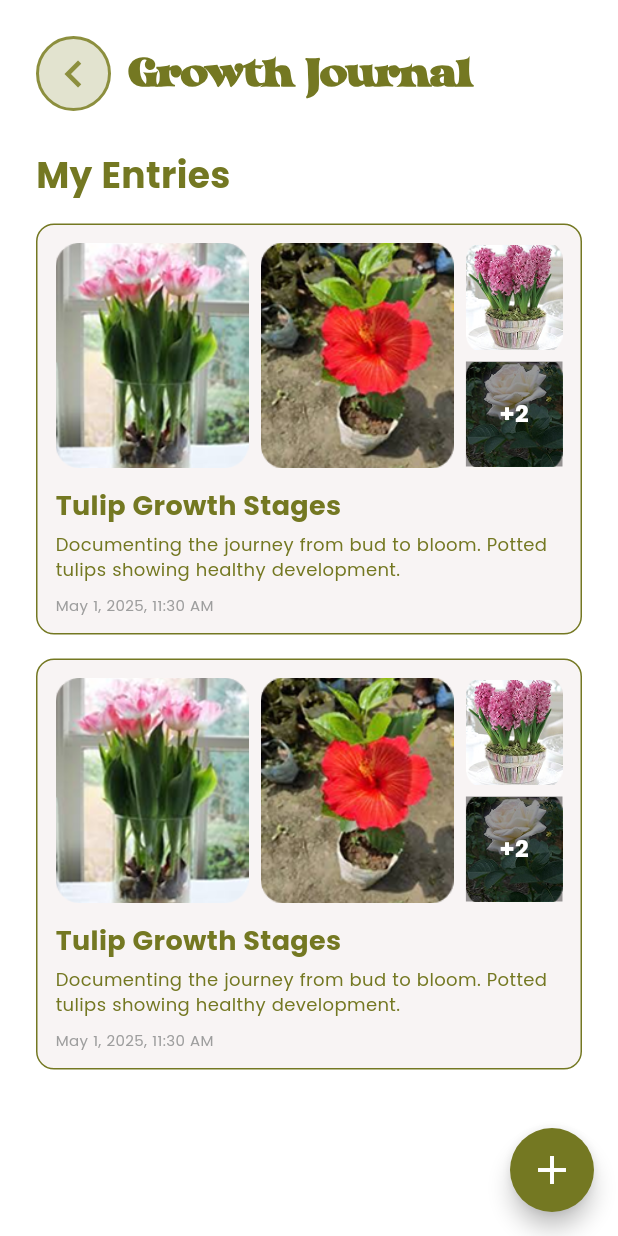
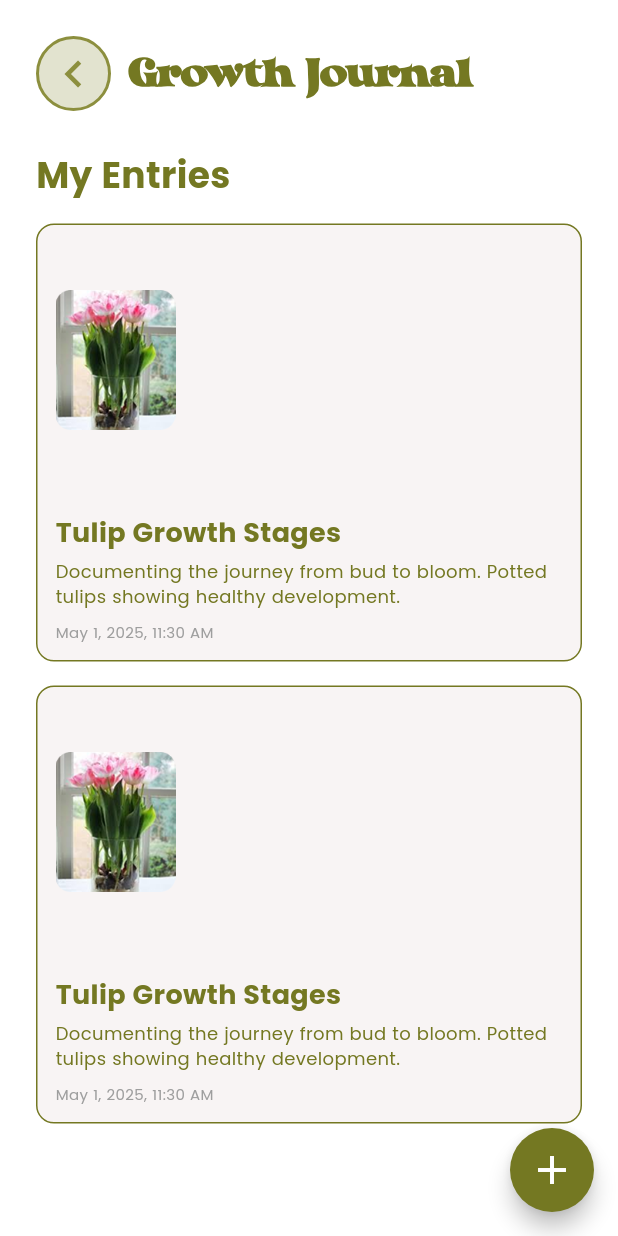
Before and after one commit to breamier/sproutly, a Flutter app: the GrowthJournalEntriesScreen screen opened directly, on a phone screen of 412 x 824 dp. Run offline on Flutter 3.47's test engine with Material 3 defaults, Android fonts, the phone set to English and light mode, and no system bars; our stand-ins replace cloud_firestore, firebase_auth, firebase_core, flutter_local_notifications, flutter_timezone, permission_handler and 1 more; accounts and stored records are empty.

Commit message:
[Leanne][Fix] UI adjustments 4

```diff
--- a/lib/screens/growth_journal/growthjournal_entries_screen.dart
+++ b/lib/screens/growth_journal/growthjournal_entries_screen.dart
@@ -108,7 +108,7 @@ class GrowthJournalEntriesScreen extends StatelessWidget {
 
   Widget _buildJournalEntry() {
     return Container(
-      padding: const EdgeInsets.all(12),
+      padding: const EdgeInsets.fromLTRB(12, 0, 12, 12),
       decoration: BoxDecoration(
         color: Color(0xFFF8F4F4),
         border: Border.all(color: oliveGreen),
@@ -118,33 +118,9 @@ class GrowthJournalEntriesScreen extends StatelessWidget {
         crossAxisAlignment: CrossAxisAlignment.start,
         children: [
           // IMAGE LAYOUT
-          Row(
-            children: [
-              // Left large image
-              Expanded(
-                flex: 2,
-                child: _buildAssetImage('assets/tulips.png', height: 150),
-              ),
-              const SizedBox(width: 8),
-              // Middle large image
-              Expanded(
-                flex: 2,
-                child: _buildAssetImage('assets/hibiscus.png', height: 150),
-              ),
-              const SizedBox(width: 8),
-              // Right stacked images
-              Expanded(
-                flex: 1,
-                child: Column(
-                  children: [
-                    _buildAssetImage('assets/hyacinth.png', height: 70),
-                    const SizedBox(height: 8),
-                    _buildStackedImage('assets/rose.png', height: 70),
-                  ],
-                ),
-              ),
-            ],
-          ),
+          // Single image per entry
+          _buildAssetImage('assets/tulips.png', height: 180),
+
           const SizedBox(height: 12),
           Text('Tulip Growth Stages', style: headingFont),
           const SizedBox(height: 4),
@@ -167,47 +143,49 @@ class GrowthJournalEntriesScreen extends StatelessWidget {
   }
 
   Widget _buildAssetImage(String path, {double height = 100}) {
-    return Container(
-      height: height,
-      width: double.infinity,
-      decoration: BoxDecoration(
-        // borderRadius: BorderRadius.circular(8),
-        image: DecorationImage(image: AssetImage(path), fit: BoxFit.cover),
+    return Align(
+      alignment: Alignment.centerLeft,
+      child: Container(
+        height: height,
+        width: 80,
+        decoration: BoxDecoration(
+          image: DecorationImage(image: AssetImage(path), fit: BoxFit.contain),
+        ),
       ),
     );
   }
 
-  Widget _buildStackedImage(String path, {double height = 100}) {
-    return Stack(
-      children: [
-        Container(
-          height: height,
-          width: double.infinity,
-          decoration: BoxDecoration(
-            // borderRadius: BorderRadius.circular(8),
-            image: DecorationImage(image: AssetImage(path), fit: BoxFit.cover),
-          ),
-        ),
-        Container(
-          height: height,
-          width: double.infinity,
-          decoration: BoxDecoration(
-            color: Colors.black.withOpacity(0.4),
-            // borderRadius: BorderRadius.circular(8),
-          ),
-          child: const Center(
-            child: Text(
-              '+2',
-              style: TextStyle(
-                fontFamily: 'Poppins',
-                fontSize: 16,
-                color: Colors.white,
-                fontWeight: FontWeight.bold,
-              ),
-            ),
-          ),
-        ),
-      ],
-    );
-  }
+  // Widget _buildStackedImage(String path, {double height = 100}) {
+  //   return Stack(
+  //     children: [
+  //       Container(
+  //         height: height,
+  //         width: double.infinity,
+  //         decoration: BoxDecoration(
+  //           // borderRadius: BorderRadius.circular(8),
+  //           image: DecorationImage(image: AssetImage(path), fit: BoxFit.cover),
+  //         ),
+  //       ),
+  //       Container(
+  //         height: height,
+  //         width: double.infinity,
+  //         decoration: BoxDecoration(
+  //           color: Colors.black.withOpacity(0.4),
+  //           // borderRadius: BorderRadius.circular(8),
+  //         ),
+  //         child: const Center(
+  //           child: Text(
+  //             '+2',
+  //             style: TextStyle(
+  //               fontFamily: 'Poppins',
+  //               fontSize: 16,
+  //               color: Colors.white,
+  //               fontWeight: FontWeight.bold,
+  //             ),
+  //           ),
+  //         ),
+  //       ),
+  //     ],
+  //   );
+  // }
 }
```
Also changed, not shown: lib/screens/growth_journal/growthjournal_screen.dart (+23 -11 lines), lib/screens/reminders_screen.dart (+36 -4 lines).
